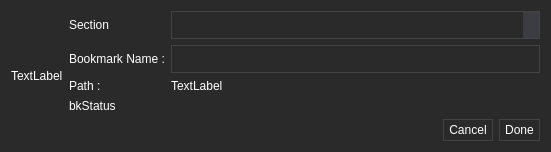
Qt form app/bookmarks/bookmarkdialog.ui (rahmanshaber/corebox) before a commit.
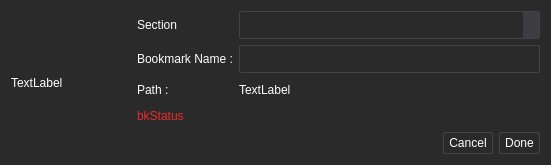
The same form after that commit. Icons and pictures are not drawn.

```diff
--- a/app/bookmarks/bookmarkdialog.ui
+++ b/app/bookmarks/bookmarkdialog.ui
@@ -1,13 +1,13 @@
 <?xml version="1.0" encoding="UTF-8"?>
 <ui version="4.0">
  <class>bookmarkDialog</class>
- <widget class="QWidget" name="bookmarkDialog">
+ <widget class="QDialog" name="bookmarkDialog">
   <property name="geometry">
    <rect>
     <x>0</x>
     <y>0</y>
     <width>551</width>
-    <height>134</height>
+    <height>165</height>
    </rect>
   </property>
   <property name="windowTitle">
@@ -41,6 +41,7 @@
       <string notr="true">QLineEdit{
     border: 1px solid #434343;
     padding: 5px 5px 5px 10px;
+border-radius: 2px;
 }</string>
      </property>
     </widget>
@@ -65,6 +66,7 @@
       <string notr="true">QComboBox {
     border: 1px solid #434343;
     padding: 5px 5px 5px 10px;
+border-radius: 2px;
 }
 QComboBox QAbstractItemView {
     background-color: #546070;
@@ -86,6 +88,9 @@
    </item>
    <item row="3" column="1" colspan="2">
     <widget class="QLabel" name="bkStatus">
+     <property name="styleSheet">
+      <string notr="true">color: rgb(239, 41, 41);</string>
+     </property>
      <property name="text">
       <string>bkStatus</string>
      </property>
@@ -112,6 +117,7 @@
         <string notr="true">QPushButton{
 border: 1px solid #434343;
 padding: 3px 5px 3px 5px;
+border-radius: 2px;
 }
 QPushButton:hover {
 background-color: #308CC6;
@@ -129,6 +135,7 @@
         <string notr="true">QPushButton{
 border: 1px solid #434343;
 padding: 3px 5px 3px 5px;
+border-radius: 2px;
 }
 QPushButton:hover {
 background-color: #308CC6;
@@ -144,6 +151,12 @@
    </item>
    <item row="0" column="0" rowspan="5">
     <widget class="QLabel" name="bkIcon">
+     <property name="minimumSize">
+      <size>
+       <width>120</width>
+       <height>120</height>
+      </size>
+     </property>
      <property name="text">
       <string>TextLabel</string>
      </property>
```
Left out of the diff: 3 changed lines with no effect on the pictures.
